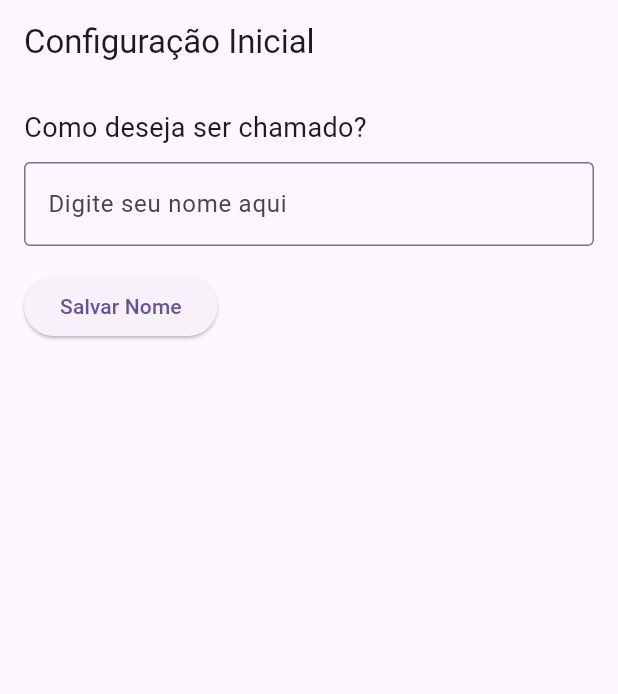
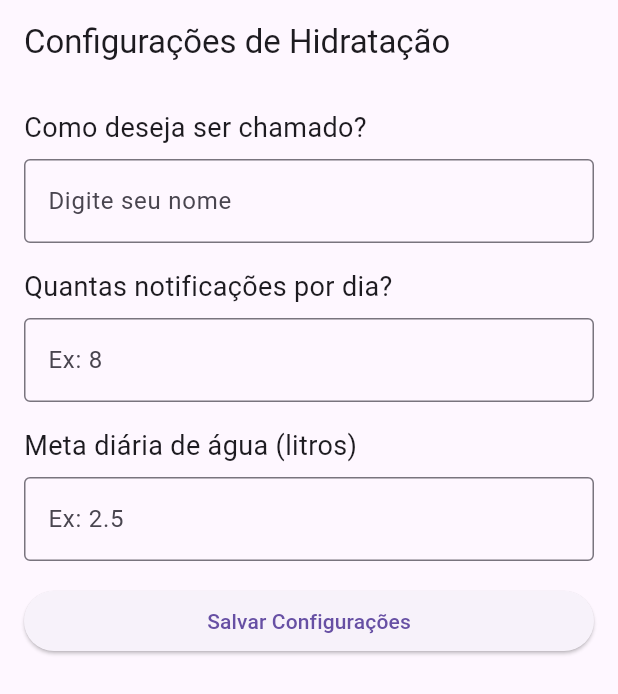
Before and after one commit to Dell-sz/hydroalert, a Flutter app: the screen it shows after launch, on a phone screen of 412 x 824 dp. Shown: the top 694 px of the screen. Run offline on Flutter 3.47's test engine with Material 3 defaults, Android fonts, the phone set to English and light mode, and no system bars.

```diff
--- a/analysis_options.yaml
+++ b/analysis_options.yaml
@@ -1,34 +1,13 @@
-# This file configures the analyzer, which statically analyzes Dart code to
-# check for errors, warnings, and lints.
-#
-# The issues identified by the analyzer are surfaced in the UI of Dart-enabled
-# IDEs (https://dart.dev/tools#ides-and-editors). The analyzer can also be
-# invoked from the command line by running `flutter analyze`.
+name: hydroalert
+description: Um app Flutter para lembretes de hidratação.
 
-# The following line activates a set of recommended lints for Flutter apps,
-# packages, and plugins designed to encourage good coding practices.
-include: package:flutter_lints/flutter.yaml
+dependencies:
+  flutter:
+    sdk: flutter
 
-linter:
-  rules:
-    avoid_print: false # Permitir o uso de 'print' no código
-    prefer_const_constructors: false # Não exigir construtores constantes
+dev_dependencies:
+  flutter_test:
+    sdk: flutter
 
-
-linter:
-  # The lint rules applied to this project can be customized in the
-  # section below to disable rules from the `package:flutter_lints/flutter.yaml`
-  # included above or to enable additional rules. A list of all available lints
-  # and their documentation is published at https://dart.dev/lints.
-  #
-  # Instead of disabling a lint rule for the entire project in the
-  # section below, it can also be suppressed for a single line of code
-  # or a specific dart file by using the `// ignore: name_of_lint` and
-  # `// ignore_for_file: name_of_lint` syntax on the line or in the file
-  # producing the lint.
-  rules:
-    # avoid_print: false  # Uncomment to disable the `avoid_print` rule
-    # prefer_single_quotes: true  # Uncomment to enable the `prefer_single_quotes` rule
-
-# Additional information about this file can be found at
-# https://dart.dev/guides/language/analysis-options
+flutter:
+  uses-material-design: true
--- a/lib/hydration_config_screen.dart
+++ b/lib/hydration_config_screen.dart
@@ -7,49 +7,91 @@ class HydrationConfigScreen extends StatefulWidget {
 
 class _HydrationConfigScreenState extends State<HydrationConfigScreen> {
   final TextEditingController _nameController = TextEditingController();
-  String? userName; // Nome do usuário armazenado após salvar
+  final TextEditingController _notificationsController = TextEditingController();
+  final TextEditingController _goalController = TextEditingController();
+  String? userName;
+  int? notificationsPerDay;
+  double? dailyWaterGoal;
 
   @override
   Widget build(BuildContext context) {
     return Scaffold(
       appBar: AppBar(
-        title: Text('Configuração Inicial'),
+        title: Text('Configurações de Hidratação'),
       ),
       body: Padding(
         padding: const EdgeInsets.all(16.0),
-        child: Column(
-          crossAxisAlignment: CrossAxisAlignment.start,
+        child: ListView(
           children: [
-            Text(
-              'Como deseja ser chamado?',
-              style: TextStyle(fontSize: 18),
+            _buildTextField(
+              controller: _nameController,
+              label: 'Como deseja ser chamado?',
+              hint: 'Digite seu nome',
             ),
-            SizedBox(height: 10),
-            TextField(
-              controller: _nameController,
-              decoration: InputDecoration(
-                border: OutlineInputBorder(),
-                hintText: 'Digite seu nome aqui',
-              ),
+            SizedBox(height: 16),
+            _buildTextField(
+              controller: _notificationsController,
+              label: 'Quantas notificações por dia?',
+              hint: 'Ex: 8',
+              inputType: TextInputType.number,
+            ),
+            SizedBox(height: 16),
+            _buildTextField(
+              controller: _goalController,
+              label: 'Meta diária de água (litros)',
+              hint: 'Ex: 2.5',
+              inputType: TextInputType.number,
             ),
             SizedBox(height: 16),
             ElevatedButton(
-              onPressed: () {
-                setState(() {
-                  userName = _nameController.text.trim();
-                });
-              },
-              child: Text('Salvar Nome'),
+              onPressed: _saveConfigurations,
+              child: Text('Salvar Configurações'),
             ),
-            SizedBox(height: 16),
-            if (userName != null)
-              Text(
-                'Olá, $userName! Vamos configurar sua hidratação.',
-                style: TextStyle(fontSize: 18, fontWeight: FontWeight.bold),
+            if (userName != null && notificationsPerDay != null && dailyWaterGoal != null)
+              Padding(
+                padding: const EdgeInsets.only(top: 20),
+                child: Text(
+                  'Olá, $userName! Você receberá $notificationsPerDay notificações por dia para atingir sua meta de ${dailyWaterGoal!.toStringAsFixed(1)} litros de água.',
+                  style: TextStyle(fontSize: 16, fontWeight: FontWeight.bold),
+                ),
               ),
           ],
         ),
       ),
     );
   }
+
+  Widget _buildTextField({
+    required TextEditingController controller,
+    required String label,
+    required String hint,
+    TextInputType inputType = TextInputType.text,
+  }) {
+    return Column(
+      crossAxisAlignment: CrossAxisAlignment.start,
+      children: [
+        Text(
+          label,
+          style: TextStyle(fontSize: 18),
+        ),
+        SizedBox(height: 8),
+        TextField(
+          controller: controller,
+          keyboardType: inputType,
+          decoration: InputDecoration(
+            border: OutlineInputBorder(),
+            hintText: hint,
+          ),
+        ),
+      ],
+    );
+  }
+
+  void _saveConfigurations() {
+    setState(() {
+      userName = _nameController.text.trim();
+      notificationsPerDay = int.tryParse(_notificationsController.text.trim());
+      dailyWaterGoal = double.tryParse(_goalController.text.trim());
+    });
+  }
 }
--- a/lib/main.dart
+++ b/lib/main.dart
@@ -1,3 +1,4 @@
+import 'package:flutter/material.dart';
 import 'hydration_config_screen.dart';
 
 void main() {
@@ -9,6 +10,9 @@ class MyApp extends StatelessWidget {
   Widget build(BuildContext context) {
     return MaterialApp(
       title: 'HydroAlert',
+      theme: ThemeData(
+        primarySwatch: Colors.blue,
+      ),
       home: HydrationConfigScreen(),
     );
   }
```
Also changed, not shown: 1 other file.
